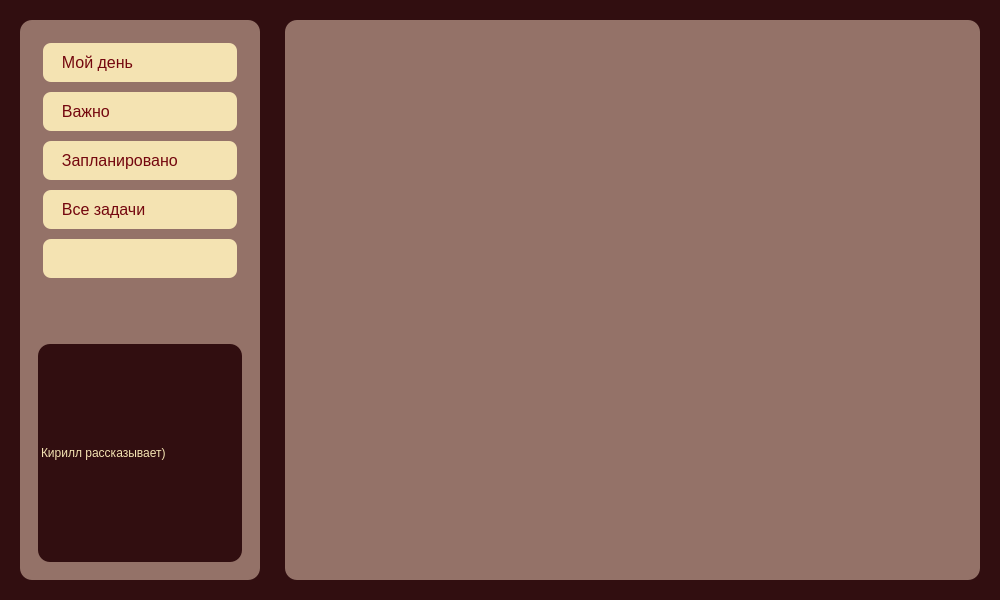
Above: FAK/mainwindow.ui from Teddy-Ro/FAK before the change. Below: the same form after it.
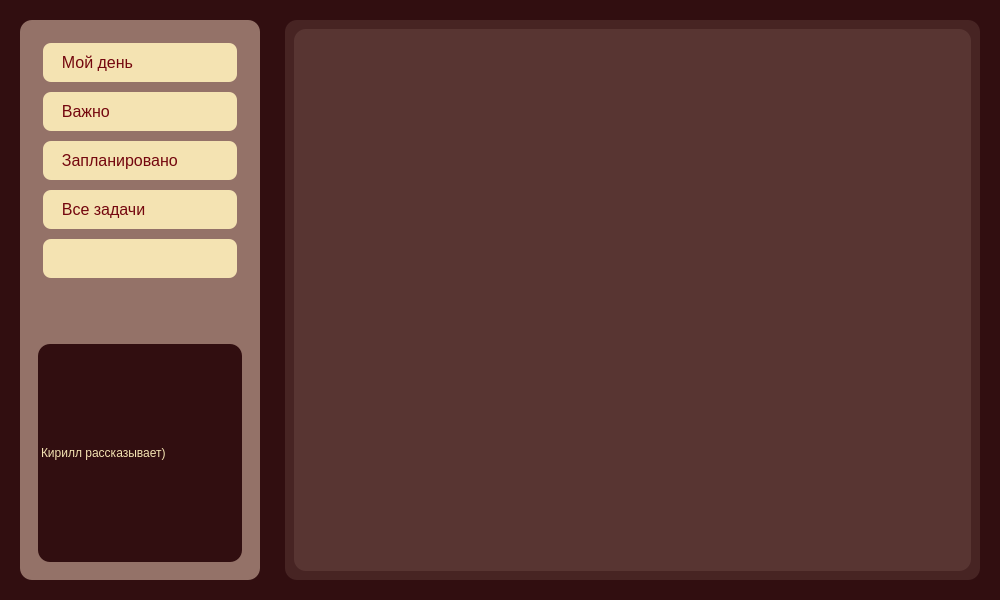
That is the form after the change. Icons and pictures are not drawn.

```diff
--- a/FAK/mainwindow.ui
+++ b/FAK/mainwindow.ui
@@ -363,7 +363,7 @@
            <widget class="QWidget" name="tasksWidget" native="true">
             <property name="styleSheet">
              <string notr="true">
-                background-color: #947268; /* Cinerious */
+                background-color: rgba(148, 114, 104, 0.22); /* 70% прозрачности */
                 border-radius: 12px;
                 margin: 5px;
              </string>
@@ -371,6 +371,12 @@
             <layout class="QVBoxLayout" name="verticalLayout_3">
              <item>
               <widget class="QWidget" name="tasks_widget" native="true">
+              <property name="styleSheet">
+                <string notr="true">
+                  background-color: rgba(148, 114, 104, 0.22); /* 70% прозрачности */
+                  border-radius: 12px;
+                </string>
+              </property>
                <layout class="QVBoxLayout" name="verticalLayout_5"/>
               </widget>
              </item>
```
Left out of the diff: 8 changed lines with no effect on the pictures.
